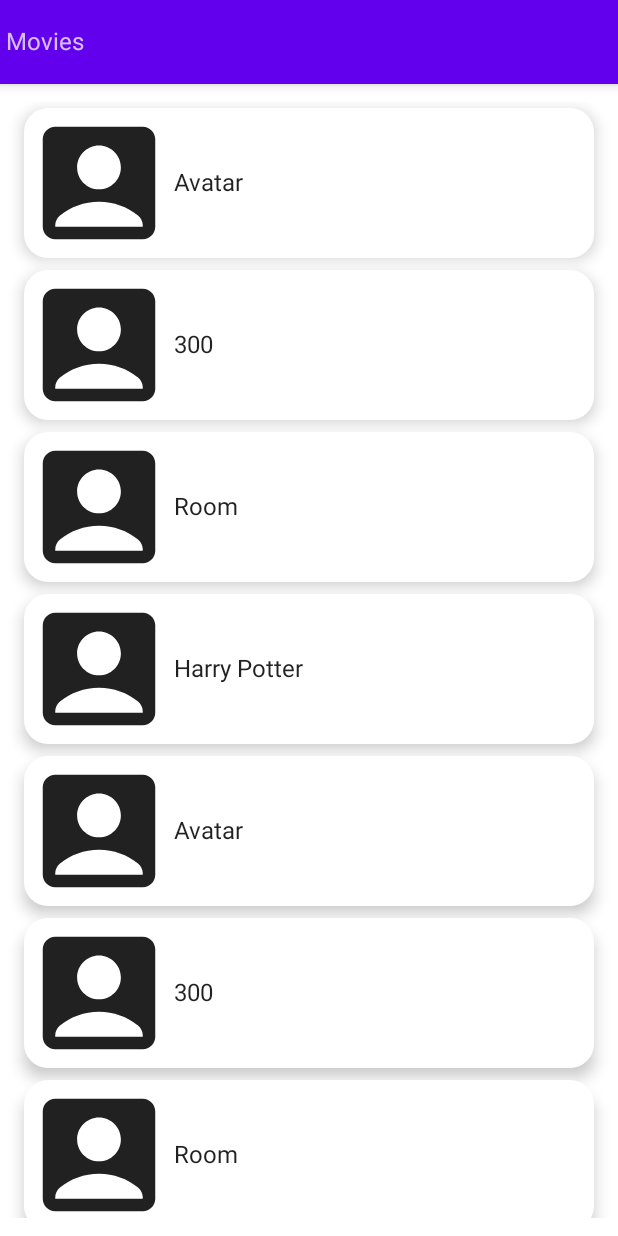
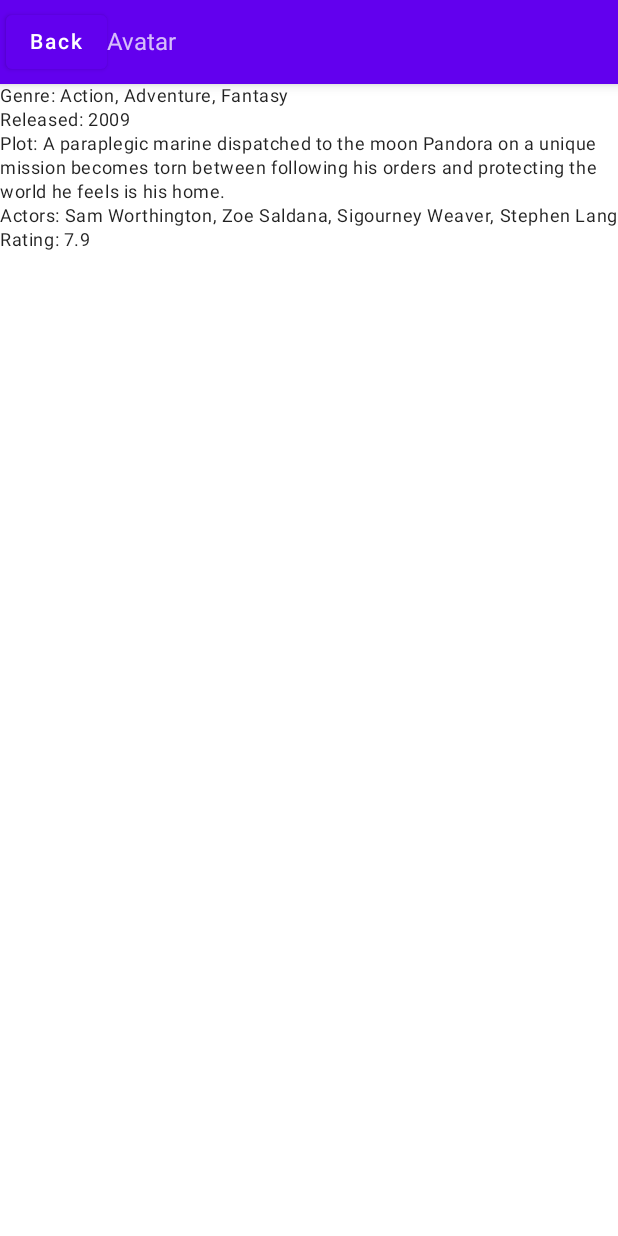
Before and after one commit to wallensound/Section16_MovieApp, an Android app built with Jetpack Compose: the screen it shows after launch (MainActivity), after a tap on "Avatar", on a phone screen of 412 x 824 dp. Run offline under Robolectric (Android 15) with nearby library versions, the phone set to English and light mode, and no system bars; pictures from the network do not load.

Commit message:
final commit

```diff
--- a/app/build.gradle
+++ b/app/build.gradle
@@ -60,4 +60,6 @@ dependencies {
     androidTestImplementation "androidx.compose.ui:ui-test-junit4:$compose_ui_version"
     debugImplementation "androidx.compose.ui:ui-tooling:$compose_ui_version"
     debugImplementation "androidx.compose.ui:ui-test-manifest:$compose_ui_version"
+    implementation "androidx.navigation:navigation-compose:2.5.3"
+    implementation("io.coil-kt:coil-compose:2.3.0")
 }
--- a/app/src/main/AndroidManifest.xml
+++ b/app/src/main/AndroidManifest.xml
@@ -1,6 +1,7 @@
 <?xml version="1.0" encoding="utf-8"?>
 <manifest xmlns:android="http://schemas.android.com/apk/res/android"
     xmlns:tools="http://schemas.android.com/tools">
+    <uses-permission android:name="android.permission.INTERNET"/>
 
     <application
         android:allowBackup="true"
--- a/app/src/main/java/com/example/section16_movieapp/MainActivity.kt
+++ b/app/src/main/java/com/example/section16_movieapp/MainActivity.kt
@@ -1,33 +1,29 @@
 package com.example.section16_movieapp
 
 import android.os.Bundle
-import android.util.Log
 import androidx.activity.ComponentActivity
 import androidx.activity.compose.setContent
 import androidx.compose.foundation.clickable
 import androidx.compose.foundation.layout.*
-import androidx.compose.foundation.lazy.LazyColumn
-import androidx.compose.foundation.lazy.items
 import androidx.compose.foundation.shape.CornerSize
 import androidx.compose.foundation.shape.RoundedCornerShape
 import androidx.compose.material.*
 import androidx.compose.material.icons.Icons
 import androidx.compose.material.icons.filled.AccountBox
-import androidx.compose.material.icons.filled.Face
 import androidx.compose.runtime.Composable
 import androidx.compose.ui.Alignment
 import androidx.compose.ui.Modifier
-import androidx.compose.ui.graphics.Color
-import androidx.compose.ui.tooling.preview.Preview
 import androidx.compose.ui.unit.dp
+import com.example.section16_movieapp.model.Movie
 import com.example.section16_movieapp.ui.theme.Section16_MovieAppTheme
+import com.example.section16_movieapp.naviagation.MovieNavigation
 
 class MainActivity : ComponentActivity() {
     override fun onCreate(savedInstanceState: Bundle?) {
         super.onCreate(savedInstanceState)
         setContent {
             MyApp {
-                MyContent()
+                MovieNavigation()
             }
         }
     }
@@ -36,68 +32,6 @@ class MainActivity : ComponentActivity() {
 @Composable
 fun MyApp(content: @Composable () -> Unit) {
     Section16_MovieAppTheme {
-        Scaffold(topBar = {
-            TopAppBar(
-                elevation = 5.dp
-            ) {
-                Text(text = "Movies")
-            }
-        }) {
-            content()
-        }
+        content()
     }
 }
-
-@Composable
-fun MyContent(
-    movieList: List<String> = listOf(
-        "Avatar",
-        "300",
-        "Room",
-        "Harry Potter",
-        "Avatar",
-        "300",
-        "Room",
-        "Harry Potter",
-        "Avatar",
-        "300",
-        "Room",
-        "Harry Potter"
-    )
-) {
-
-    LazyColumn(modifier = Modifier.padding(12.dp)) {
-        items(items = movieList) {
-            MovieRow(movie = it) {movie ->
-                Log.d("Movie", "MyContent: $movie")
-            }
-        }
-    }
-}
-
-@Composable
-fun MovieRow(movie: String, onItemClick: (String) -> Unit) {
-    Card(
-        modifier = Modifier
-            .fillMaxWidth()
-            .padding(4.dp)
-            .height(100.dp)
-            .clickable {
-                onItemClick(movie)
-            },
-        shape = RoundedCornerShape(corner = CornerSize(16.dp)),
-        elevation = 6.dp
-    ) {
-        Row(
-            verticalAlignment = Alignment.CenterVertically,
-            horizontalArrangement = Arrangement.Start
-        ) {
-            Icon(
-                modifier = Modifier.size(100.dp),
-                imageVector = Icons.Default.AccountBox,
-                contentDescription = "Movie Picture"
-            )
-            Text(text = movie)
-        }
-    }
-}
--- /dev/null
+++ b/app/src/main/java/com/example/section16_movieapp/model/Movie.kt
@@ -0,0 +1,154 @@
+package com.example.section16_movieapp.model
+
+data class Movie(
+    val id: String,
+    val title: String,
+    val year: String,
+    val genre: String,
+    val director: String,
+    val actors: String,
+    val plot: String,
+    val poster: String,
+    val images: List<String>,
+    val rating: String
+)
+
+fun getMovies(): List<Movie> {
+    return listOf(
+        Movie(id = "tt0499549",
+            title = "Avatar",
+            year = "2009",
+            genre = "Action, Adventure, Fantasy",
+            director = "James Cameron",
+            actors = "Sam Worthington, Zoe Saldana, Sigourney Weaver, Stephen Lang",
+            plot = "A paraplegic marine dispatched to the moon Pandora on a unique mission becomes torn between following his orders and protecting the world he feels is his home.",
+            poster = "http://ia.media-imdb.com/images/M/MV5BMTYwOTEwNjAzMl5BMl5BanBnXkFtZTcwODc5MTUwMw@@._V1_SX300.jpg",
+            images = listOf("https://images-na.ssl-images-amazon.com/images/M/MV5BMjEyOTYyMzUxNl5BMl5BanBnXkFtZTcwNTg0MTUzNA@@._V1_SX1500_CR0,0,1500,999_AL_.jpg",
+                "https://images-na.ssl-images-amazon.com/images/M/MV5BNzM2MDk3MTcyMV5BMl5BanBnXkFtZTcwNjg0MTUzNA@@._V1_SX1777_CR0,0,1777,999_AL_.jpg",
+                "https://images-na.ssl-images-amazon.com/images/M/MV5BMTY2ODQ3NjMyMl5BMl5BanBnXkFtZTcwODg0MTUzNA@@._V1_SX1777_CR0,0,1777,999_AL_.jpg",
+                "https://images-na.ssl-images-amazon.com/images/M/MV5BMTMxOTEwNDcxN15BMl5BanBnXkFtZTcwOTg0MTUzNA@@._V1_SX1777_CR0,0,1777,999_AL_.jpg",
+                "https://images-na.ssl-images-amazon.com/images/M/MV5BMTYxMDg1Nzk1MV5BMl5BanBnXkFtZTcwMDk0MTUzNA@@._V1_SX1500_CR0,0,1500,999_AL_.jpg"),
+            rating = "7.9"),
+
+        Movie(id = "tt0416449",
+            title = "300",
+            year = "2006",
+            genre = "Action, Drama, Fantasy",
+            director = "Zack Snyder",
+            actors = "Gerard Butler, Lena Headey, Dominic West, David Wenham",
+            plot = "King Leonidas of Sparta and a force of 300 men fight the Persians at Thermopylae in 480 B.C.",
+            poster = "http://ia.media-imdb.com/images/M/MV5BMjAzNTkzNjcxNl5BMl5BanBnXkFtZTYwNDA4NjE3._V1_SX300.jpg",
+            images = listOf("https://images-na.ssl-images-amazon.com/images/M/MV5BMTMwNTg5MzMwMV5BMl5BanBnXkFtZTcwMzA2NTIyMw@@._V1_SX1777_CR0,0,1777,937_AL_.jpg",
+                "https://images-na.ssl-images-amazon.com/images/M/MV5BMTQwNTgyNTMzNF5BMl5BanBnXkFtZTcwNDA2NTIyMw@@._V1_SX1777_CR0,0,1777,935_AL_.jpg",
+                "https://images-na.ssl-images-amazon.com/images/M/MV5BMTc0MjQzOTEwMV5BMl5BanBnXkFtZTcwMzE2NTIyMw@@._V1_SX1777_CR0,0,1777,947_AL_.jpg"
+
+            ),
+            rating = "7.7"),
+
+        Movie(id = "tt0848228",
+            title = "The Avengers",
+            year = "2012",
+            genre = "Action, Sci-Fi, Thriller",
+            director = "Joss Whedon",
+            actors = "Robert Downey Jr., Chris Evans, Mark Ruffalo, Chris Hemsworth",
+            plot = "Earth's mightiest heroes must come together and learn to fight as a team if they are to stop the mischievous Loki and his alien army from enslaving humanity.",
+            poster = "http://ia.media-imdb.com/images/M/MV5BMTk2NTI1MTU4N15BMl5BanBnXkFtZTcwODg0OTY0Nw@@._V1_SX300.jpg",
+            images = listOf("https://images-na.ssl-images-amazon.com/images/M/MV5BMTA0NjY0NzE4OTReQTJeQWpwZ15BbWU3MDczODg2Nzc@._V1_SX1777_CR0,0,1777,999_AL_.jpg",
+                "https://images-na.ssl-images-amazon.com/images/M/MV5BMjE1MzEzMjcyM15BMl5BanBnXkFtZTcwNDM4ODY3Nw@@._V1_SX1777_CR0,0,1777,999_AL_.jpg",
+                "https://images-na.ssl-images-amazon.com/images/M/MV5BMjMwMzM2MTg1M15BMl5BanBnXkFtZTcwNjM4ODY3Nw@@._V1_SX1777_CR0,0,1777,999_AL_.jpg",
+                "https://images-na.ssl-images-amazon.com/images/M/MV5BMTQ4NzM2Mjc5MV5BMl5BanBnXkFtZTcwMTkwOTY3Nw@@._V1_SX1777_CR0,0,1777,999_AL_.jpg",
+                "https://images-na.ssl-images-amazon.com/images/M/MV5BMTc3MzQ3NjA5N15BMl5BanBnXkFtZTcwMzY5OTY3Nw@@._V1_SX1777_CR0,0,1777,999_AL_.jpg"),
+            rating = "8.1"),
+
+        Movie(id = "tt0993846",
+            title = "The Wolf of Wall Street",
+            year = "2013",
+            genre = "Biography, Comedy, Crime",
+            director = "Martin Scorsese",
+            actors = "Leonardo DiCaprio, Jonah Hill, Margot Robbie, Matthew McConaughey",
+            plot = "Based on the true story of Jordan Belfort, from his rise to a wealthy stock-broker living the high life to his fall involving crime, corruption and the federal government.",
+            poster = "http://ia.media-imdb.com/images/M/MV5BMjIxMjgxNTk0MF5BMl5BanBnXkFtZTgwNjIyOTg2MDE@._V1_SX300.jpg",
+            images = listOf("https://images-na.ssl-images-amazon.com/images/M/MV5BNDIwMDIxNzk3Ml5BMl5BanBnXkFtZTgwMTg0MzQ4MDE@._V1_SX1500_CR0,0,1500,999_AL_.jpg",
+                "https://images-na.ssl-images-amazon.com/images/M/MV5BMTc0NzAxODAyMl5BMl5BanBnXkFtZTgwMDg0MzQ4MDE@._V1_SX1500_CR0,0,1500,999_AL_.jpg",
+                "https://images-na.ssl-images-amazon.com/images/M/MV5BMTExMDk1MDE4NzVeQTJeQWpwZ15BbWU4MDM4NDM0ODAx._V1_SX1500_CR0,0,1500,999_AL_.jpg",
+                "https://images-na.ssl-images-amazon.com/images/M/MV5BMTg3MTY4NDk4Nl5BMl5BanBnXkFtZTgwNjc0MzQ4MDE@._V1_SX1500_CR0,0,1500,999_AL_.jpg",
+                "https://images-na.ssl-images-amazon.com/images/M/MV5BMTgzMTg4MDI0Ml5BMl5BanBnXkFtZTgwOTY0MzQ4MDE@._V1_SY1000_CR0,0,1553,1000_AL_.jpg"),
+            rating = "8.2"),
+
+        Movie(id = "tt0816692",
+            title = "Interstellar",
+            year = "2014",
+            genre = "Adventure, Drama, Sci-Fi",
+            director = "Christopher Nolan",
+            actors = "Ellen Burstyn, Matthew McConaughey, Mackenzie Foy, John Lithgow",
+            plot = "A team of explorers travel through a wormhole in space in an attempt to ensure humanity's survival.",
+            poster = "http://ia.media-imdb.com/images/M/MV5BMjIxNTU4MzY4MF5BMl5BanBnXkFtZTgwMzM4ODI3MjE@._V1_SX300.jpg",
+            images = listOf("https://images-na.ssl-images-amazon.com/images/M/MV5BMjA3NTEwOTMxMV5BMl5BanBnXkFtZTgwMjMyODgxMzE@._V1_SX1500_CR0,0,1500,999_AL_.jpg",
+                "https://images-na.ssl-images-amazon.com/images/M/MV5BMzQ5ODE2MzEwM15BMl5BanBnXkFtZTgwMTMyODgxMzE@._V1_SX1500_CR0,0,1500,999_AL_.jpg",
+                "https://images-na.ssl-images-amazon.com/images/M/MV5BMTg4Njk4MzY0Nl5BMl5BanBnXkFtZTgwMzIyODgxMzE@._V1_SX1500_CR0,0,1500,999_AL_.jpg",
+                "https://images-na.ssl-images-amazon.com/images/M/MV5BMzE3MTM0MTc3Ml5BMl5BanBnXkFtZTgwMDIyODgxMzE@._V1_SX1500_CR0,0,1500,999_AL_.jpg",
+                "https://images-na.ssl-images-amazon.com/images/M/MV5BNjYzNjE2NDk3N15BMl5BanBnXkFtZTgwNzEyODgxMzE@._V1_SX1500_CR0,0,1500,999_AL_.jpg"),
+            rating = "8.6"),
+        Movie(id = "tt0944947",
+            title = "Game of Thrones",
+            year = "2011 - 2018",
+            genre = "Adventure, Drama, Fantasy",
+            director = "N/A",
+            actors = "Peter Dinklage, Lena Headey, Emilia Clarke, Kit Harington",
+            plot = "While a civil war brews between several noble families in Westeros, the children of the former rulers of the land attempt to rise up to power. Meanwhile a forgotten race, bent on destruction, plans to return after thousands of years in the North.",
+            poster = "http://ia.media-imdb.com/images/M/MV5BMjM5OTQ1MTY5Nl5BMl5BanBnXkFtZTgwMjM3NzMxODE@._V1_SX300.jpg",
+            images = listOf("https://images-na.ssl-images-amazon.com/images/M/MV5BNDc1MGUyNzItNWRkOC00MjM1LWJjNjMtZTZlYWIxMGRmYzVlXkEyXkFqcGdeQXVyMzU3MDEyNjk@._V1_SX1777_CR0,0,1777,999_AL_.jpg",
+                "https://images-na.ssl-images-amazon.com/images/M/MV5BZjZkN2M5ODgtMjQ2OC00ZjAxLWE1MjMtZDE0OTNmNGM0NWEwXkEyXkFqcGdeQXVyNjUxNzgwNTE@._V1_SX1777_CR0,0,1777,999_AL_.jpg",
+                "https://images-na.ssl-images-amazon.com/images/M/MV5BMDk4Y2Y1MDAtNGVmMC00ZTlhLTlmMmQtYjcyN2VkNzUzZjg2XkEyXkFqcGdeQXVyNjUxNzgwNTE@._V1_SX1777_CR0,0,1777,999_AL_.jpg",
+                "https://images-na.ssl-images-amazon.com/images/M/MV5BNjZjNWIzMzQtZWZjYy00ZTkwLWJiMTYtOWRkZDBhNWJhY2JmXkEyXkFqcGdeQXVyMjk3NTUyOTc@._V1_SX1777_CR0,0,1777,999_AL_.jpg",
+                "https://images-na.ssl-images-amazon.com/images/M/MV5BNTMyMTRjZWEtM2UxMS00ZjU5LWIxMTYtZDA5YmJhZmRjYTc4XkEyXkFqcGdeQXVyMjk3NTUyOTc@._V1_SX1777_CR0,0,1777,999_AL_.jpg"),
+            rating = "9.5"),
+
+
+        Movie(id = "tt2306299",
+            title = "Vikings",
+            year = "2013–2020",
+            genre = "Action, Drama, History",
+            director = "N/A",
+            actors = "Travis Fimmel, Clive Standen, Gustaf Skarsgård, Katheryn Winnick",
+            plot = "The world of the Vikings is brought to life through the journey of Ragnar Lothbrok, the first Viking to emerge from Norse legend and onto the pages of history - a man on the edge of myth.",
+            poster = "http://ia.media-imdb.com/images/M/MV5BOTEzNzI3MDc0N15BMl5BanBnXkFtZTgwMzk1MzA5NzE@._V1_SX300.jpg",
+            images = listOf("https://images-na.ssl-images-amazon.com/images/M/MV5BMjM5MTM1ODUxNV5BMl5BanBnXkFtZTgwNTAzOTI2ODE@._V1_.jpg",
+                "https://images-na.ssl-images-amazon.com/images/M/MV5BNzU2NDcxODMyOF5BMl5BanBnXkFtZTgwNDAzOTI2ODE@._V1_.jpg",
+                "https://images-na.ssl-images-amazon.com/images/M/MV5BMjMzMzIzOTU2M15BMl5BanBnXkFtZTgwODMzMTkyODE@._V1_SY1000_SX1500_AL_.jpg",
+                "https://images-na.ssl-images-amazon.com/images/M/MV5BMTQ2NTQ2MDA3NF5BMl5BanBnXkFtZTgwODkxMDUxODE@._V1_SY1000_SX1500_AL_.jpg",
+                "https://images-na.ssl-images-amazon.com/images/M/MV5BMTcxOTQ3NTA5N15BMl5BanBnXkFtZTgwMzExMDUxODE@._V1_SY1000_SX1500_AL_.jpg"),
+            rating = "9.5"),
+
+        Movie(id = "tt0903747",
+            title = "Breaking Bad",
+            year = "2008–2013",
+            genre = "Crime, Drama, Thriller",
+            director = "N/A",
+            actors = "Bryan Cranston, Anna Gunn, Aaron Paul, Dean Norris",
+            plot = "A high school chemistry teacher diagnosed with inoperable lung cancer turns to manufacturing and selling methamphetamine in order to secure his family's financial future.",
+            poster = "http://ia.media-imdb.com/images/M/MV5BMTQ0ODYzODc0OV5BMl5BanBnXkFtZTgwMDk3OTcyMDE@._V1_SX300.jpg",
+            images = listOf("https://images-na.ssl-images-amazon.com/images/M/MV5BMTgyMzI5NDc5Nl5BMl5BanBnXkFtZTgwMjM0MTI2MDE@._V1_SY1000_CR0,0,1498,1000_AL_.jpg",
+                "https://images-na.ssl-images-amazon.com/images/M/MV5BMTQ2NDkwNDk5NV5BMl5BanBnXkFtZTgwNDM0MTI2MDE@._V1_SY1000_CR0,0,1495,1000_AL_.jpg",
+                "https://images-na.ssl-images-amazon.com/images/M/MV5BMTM4NDcyNDMzMF5BMl5BanBnXkFtZTgwOTI0MTI2MDE@._V1_SY1000_CR0,0,1495,1000_AL_.jpg",
+                "https://images-na.ssl-images-amazon.com/images/M/MV5BMTAzMTczMjM3NjFeQTJeQWpwZ15BbWU4MDc1MTI1MzAx._V1_SY1000_CR0,0,1495,1000_AL_.jpg",
+                "https://images-na.ssl-images-amazon.com/images/M/MV5BMjA5MTE3MTgwMF5BMl5BanBnXkFtZTgwOTQxMjUzMDE@._V1_SX1500_CR0,0,1500,999_AL_.jpg"),
+            rating = "9.5"),
+
+        Movie(id = "tt2707408",
+            title = "Narcos",
+            year = "2015-",
+            genre = "Biography, Crime, Drama",
+            director = "N/A",
+            actors = "Wagner Moura, Boyd Holbrook, Pedro Pascal, Joanna Christie",
+            plot = "A chronicled look at the criminal exploits of Colombian drug lord Pablo Escobar.",
+            poster = "http://ia.media-imdb.com/images/M/MV5BMTU0ODQ4NDg2OF5BMl5BanBnXkFtZTgwNzczNTE4OTE@._V1_SX300.jpg",
+            images = listOf("https://images-na.ssl-images-amazon.com/images/M/MV5BMTk2MDMzMTc0MF5BMl5BanBnXkFtZTgwMTAyMzA1OTE@._V1_SX1500_CR0,0,1500,999_AL_.jpg",
+                "https://images-na.ssl-images-amazon.com/images/M/MV5BMjIxMDkyOTEyNV5BMl5BanBnXkFtZTgwNjY3Mjc3OTE@._V1_SY1000_SX1500_AL_.jpg",
+                "https://images-na.ssl-images-amazon.com/images/M/MV5BMjA2NDUwMTU2NV5BMl5BanBnXkFtZTgwNTI1Mzc3OTE@._V1_SY1000_CR0,0,1499,1000_AL_.jpg",
+                "https://images-na.ssl-images-amazon.com/images/M/MV5BODA1NjAyMTQ3Ml5BMl5BanBnXkFtZTgwNjI1Mzc3OTE@._V1_SY1000_CR0,0,1499,1000_AL_.jpg",
+                "https://images-na.ssl-images-amazon.com/images/M/MV5BMTU0NzQ0OTAwNl5BMl5BanBnXkFtZTgwMDAyMzA1OTE@._V1_SX1500_CR0,0,1500,999_AL_.jpg"),
+            rating = "9.5"),
+
+        )
+}
--- /dev/null
+++ b/app/src/main/java/com/example/section16_movieapp/naviagation/MovieNavigation.kt
@@ -0,0 +1,26 @@
+package com.example.section16_movieapp.naviagation
+
+import androidx.compose.runtime.Composable
+import androidx.navigation.NavType
+import androidx.navigation.compose.NavHost
+import androidx.navigation.compose.composable
+import androidx.navigation.compose.rememberNavController
+import androidx.navigation.navArgument
+import com.example.section16_movieapp.ui.theme.screens.home.HomeScreen
+import com.example.section16_movieapp.screens.details.DetailsScreen
+
+@Composable
+fun MovieNavigation() {
+    val navController = rememberNavController()
+    NavHost(navController = navController, startDestination = MovieScreens.HomeScreen.name) {
+        composable(MovieScreens.HomeScreen.name) {
+            HomeScreen(navController = navController)
+        }
+        composable(
+            MovieScreens.DetailsScreen.name+"/{movie}",
+            arguments = listOf(navArgument(name = "movie") { type = NavType.StringType })
+        ) {
+            DetailsScreen(navController = navController, it.arguments?.getString("movie"))
+        }
+    }
+}
--- /dev/null
+++ b/app/src/main/java/com/example/section16_movieapp/naviagation/MovieScreens.kt
@@ -0,0 +1,15 @@
+package com.example.section16_movieapp.naviagation
+
+enum class MovieScreens {
+    HomeScreen,
+    DetailsScreen;
+
+    companion object {
+        fun fromRoute(route: String?): MovieScreens = when (route?.substringBefore("/")) {
+            HomeScreen.name -> HomeScreen
+            DetailsScreen.name -> DetailsScreen
+            null -> HomeScreen
+            else -> throw java.lang.IllegalArgumentException("Route $route is not recognized")
+        }
+    }
+}
--- /dev/null
+++ b/app/src/main/java/com/example/section16_movieapp/screens/details/DetailsScreen.kt
@@ -0,0 +1,34 @@
+package com.example.section16_movieapp.screens.details
+
+import android.annotation.SuppressLint
+import androidx.compose.foundation.layout.Column
+import androidx.compose.material.*
+import androidx.compose.runtime.Composable
+import androidx.compose.ui.unit.dp
+import androidx.navigation.NavController
+import com.example.section16_movieapp.model.getMovies
+
+@SuppressLint("UnusedMaterialScaffoldPaddingParameter")
+@Composable
+fun DetailsScreen(navController: NavController, movieId: String?) {
+    val movies = getMovies().filter { it.id == movieId }
+    val movie = movies[0]
+    Scaffold(topBar = {
+        TopAppBar(
+            elevation = 5.dp
+        ) {
+            Button(onClick = { navController.popBackStack() }) {
+                Text(text = "Back")
+            }
+            Text(text = movie.title)
+        }
+    }) {
+        Column() {
+            Text(text = "Genre: ${movie.genre}", style = MaterialTheme.typography.caption)
+            Text(text = "Released: ${movie.year}", style = MaterialTheme.typography.caption)
+            Text(text = "Plot: ${movie.plot}", style = MaterialTheme.typography.caption)
+            Text(text = "Actors: ${movie.actors}", style = MaterialTheme.typography.caption)
+            Text(text = "Rating: ${movie.rating}", style = MaterialTheme.typography.caption)
+        }
+    }
+}
--- /dev/null
+++ b/app/src/main/java/com/example/section16_movieapp/screens/home/HomeScreen.kt
@@ -0,0 +1,44 @@
+package com.example.section16_movieapp.ui.theme.screens.home
+
+import androidx.compose.foundation.layout.padding
+import androidx.compose.foundation.lazy.LazyColumn
+import androidx.compose.foundation.lazy.items
+import androidx.compose.material.Scaffold
+import androidx.compose.material.Text
+import androidx.compose.material.TopAppBar
+import androidx.compose.runtime.Composable
+import androidx.compose.ui.Modifier
+import androidx.compose.ui.unit.dp
+import androidx.navigation.NavController
+import com.example.section16_movieapp.model.Movie
+import com.example.section16_movieapp.model.getMovies
+import com.example.section16_movieapp.naviagation.MovieScreens
+import com.example.section16_movieapp.widgets.MovieRow
+
+@Composable
+fun HomeScreen(navController: NavController) {
+    Scaffold(topBar = {
+        TopAppBar(
+            elevation = 5.dp
+        ) {
+            Text(text = "Movies")
+        }
+    }) {
+        MyContent(navController = navController)
+    }
+}
+
+@Composable
+fun MyContent(
+    navController: NavController,
+    movieList: List<Movie> = getMovies()
+) {
+
+    LazyColumn(modifier = Modifier.padding(12.dp)) {
+        items(items = movieList) {
+            MovieRow(movie = it) { movie ->
+                navController.navigate(MovieScreens.DetailsScreen.name+"/$movie")
+            }
+        }
+    }
+}
--- /dev/null
+++ b/app/src/main/java/com/example/section16_movieapp/widgets/MovieRow.kt
@@ -0,0 +1,84 @@
+package com.example.section16_movieapp.widgets
+
+import androidx.compose.animation.AnimatedVisibility
+import androidx.compose.foundation.clickable
+import androidx.compose.foundation.layout.*
+import androidx.compose.foundation.shape.CircleShape
+import androidx.compose.foundation.shape.CornerSize
+import androidx.compose.foundation.shape.RoundedCornerShape
+import androidx.compose.material.*
+import androidx.compose.material.icons.Icons
+import androidx.compose.material.icons.filled.AccountBox
+import androidx.compose.material.icons.filled.KeyboardArrowDown
+import androidx.compose.material.icons.filled.KeyboardArrowUp
+import androidx.compose.runtime.Composable
+import androidx.compose.runtime.mutableStateOf
+import androidx.compose.runtime.remember
+import androidx.compose.ui.Alignment
+import androidx.compose.ui.Modifier
+import androidx.compose.ui.draw.clip
+import androidx.compose.ui.graphics.RectangleShape
+import androidx.compose.ui.layout.ContentScale
+import androidx.compose.ui.text.SpanStyle
+import androidx.compose.ui.text.buildAnnotatedString
+import androidx.compose.ui.text.withStyle
+import androidx.compose.ui.unit.dp
+import coil.compose.AsyncImage
+import com.example.section16_movieapp.model.Movie
+
+@Composable
+fun MovieRow(movie: Movie, onItemClick: (String) -> Unit) {
+    val expanded = remember {
+        mutableStateOf(false)
+    }
+    Card(
+        modifier = Modifier
+            .fillMaxWidth()
+            .padding(4.dp)
+            .clickable {
+                onItemClick(movie.id)
+            },
+        shape = RoundedCornerShape(corner = CornerSize(16.dp)),
+        elevation = 6.dp
+    ) {
+        Row(
+            verticalAlignment = Alignment.CenterVertically,
+            horizontalArrangement = Arrangement.Start,
+            modifier = Modifier.padding(12.dp)
+        ) {
+            Surface(
+                modifier = Modifier
+                    .clip(shape = RoundedCornerShape(16.dp))
+                    .size(100.dp)
+            ) {
+                AsyncImage(
+                    model = movie.images[0],
+                    contentDescription = "",
+                    contentScale = ContentScale.Crop
+                )
+            }
+            Spacer(modifier = Modifier.size(width = 16.dp, height = 1.dp))
+            Column() {
+                Text(text = movie.title, style = MaterialTheme.typography.h6)
+                Text(text = "Genre: ${movie.genre}", style = MaterialTheme.typography.caption)
+                Text(text = "Released: ${movie.year}", style = MaterialTheme.typography.caption)
+                AnimatedVisibility(visible = expanded.value) {
+                    Column() {
+                        Text(text = "Plot: ${movie.plot}", style = MaterialTheme.typography.caption)
+                    }
+                }
+                Icon(
+                    imageVector =
+                    if (expanded.value) {
+                        Icons.Filled.KeyboardArrowUp
+                    } else {
+                        Icons.Filled.KeyboardArrowDown
+                    },
+                    contentDescription = "",
+                    modifier = Modifier
+                        .size(25.dp)
+                        .clickable { expanded.value = !expanded.value })
+            }
+        }
+    }
+}
```
